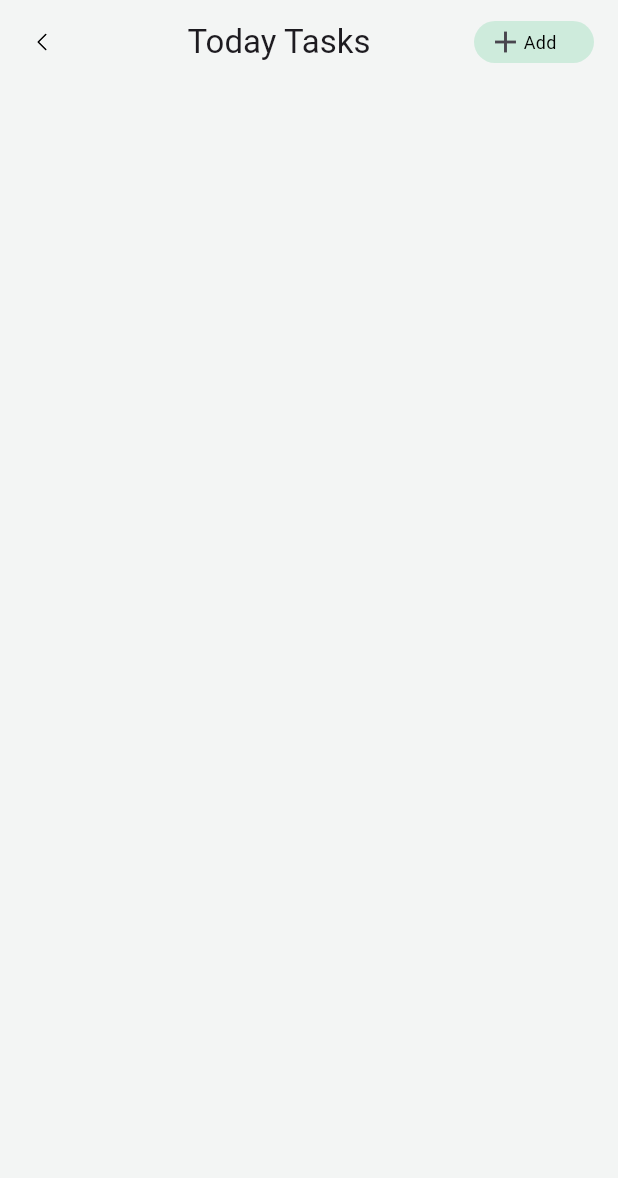
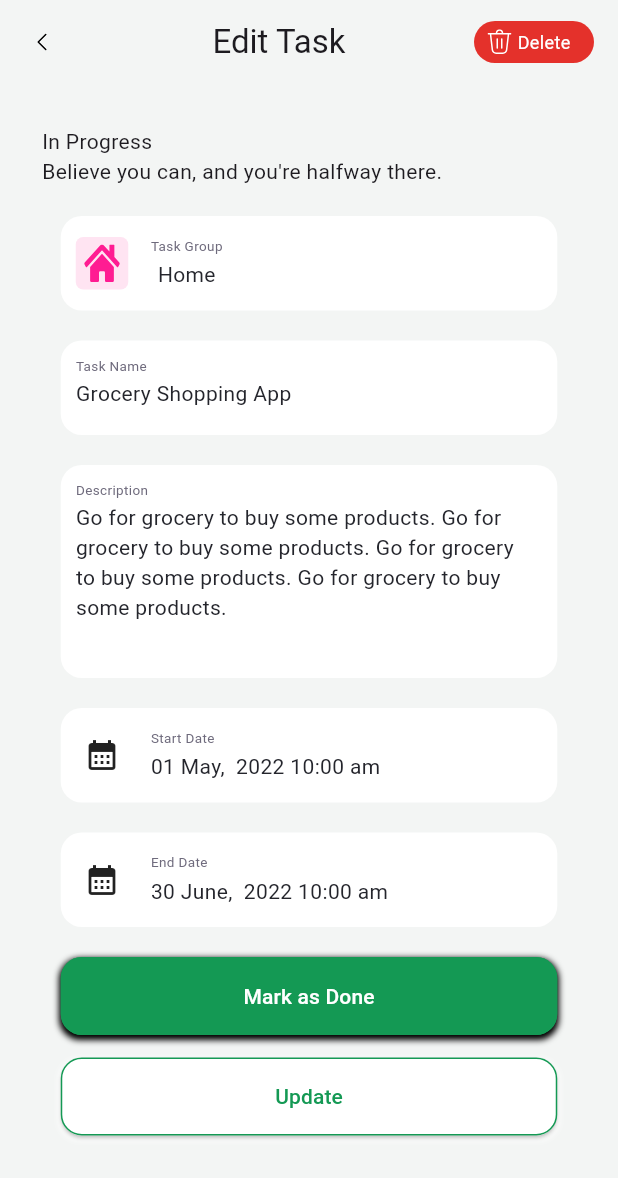
Before and after one commit to AhmedAyman951753/NTI_Tasks, a Flutter app: the EditTask screen opened directly, on a phone screen of 412 x 824 dp. Shown: the top 1178 px of the screen. Run offline on Flutter 3.47's test engine with Material 3 defaults, Android fonts, the phone set to English and light mode, and no system bars; our stand-ins replace flutter_svg.

Commit message:
new screen

```diff
--- a/lib/AppColors.dart
+++ b/lib/AppColors.dart
@@ -6,4 +6,5 @@ abstract class AppColors
   static const Color green = Color(0xff149954);
   static const Color pink = Color(0xffFF1C92);
   static const Color  backcolorIcon = Color(0xffFFE4F2);
+  static const Color red = Color(0XFFE4312B);
 }
--- a/lib/AppIcons.dart
+++ b/lib/AppIcons.dart
@@ -4,6 +4,8 @@ abstract class AppIcons
   static const String arrowBack = '${defaultPath}Vector.svg';
   static const String bag = '${defaultPath}bag.svg';
   static const String home = '${defaultPath}home.svg';
+  static const String home2 = '${defaultPath}home2.svg';
   static const String person = '${defaultPath}person.svg';
   static const String recycle = '${defaultPath}recycle.svg';
+  static const String calender = '${defaultPath}calender.svg';
 }
--- /dev/null
+++ b/lib/EditTask/DateContainer.dart
@@ -0,0 +1,44 @@
+import 'package:flutter/material.dart';
+
+class DateContainer extends StatelessWidget {
+  final String label;
+  final String date;
+  const DateContainer({super.key, required this.label, required this.date});
+
+  @override
+  Widget build(BuildContext context) {
+    return Container(
+      margin: EdgeInsets.only(left: 20, right: 20, bottom: 20),
+      padding: EdgeInsets.all(10),
+      width: 331,
+      height: 63,
+      decoration: BoxDecoration(
+        color: Colors.white,
+        borderRadius: BorderRadius.circular(14),
+      ),
+      child: Row(
+        children: [
+          Container(
+            padding: EdgeInsets.all(5),
+            width: 35,
+            height: 35,
+            decoration: BoxDecoration(
+                borderRadius: BorderRadius.circular(5)
+            ),
+            child:  Icon(Icons.calendar_month),
+          ),
+          SizedBox(width: 15),
+          Column(
+            crossAxisAlignment: CrossAxisAlignment.start,
+            children: [
+              SizedBox(height: 3),
+              Text(label, style: TextStyle(fontSize: 9, color: Color(0XFF6E6A7C))),
+              SizedBox(height: 3),
+              Text(date, style: TextStyle(fontSize: 14, color: Color(0XFF24252C)))
+            ],
+          )
+        ],
+      ),
+    );
+  }
+}
--- /dev/null
+++ b/lib/EditTask/DescriptionContainer.dart
@@ -0,0 +1,29 @@
+import 'package:flutter/material.dart';
+class DescriptionContainer extends StatelessWidget {
+  final double height;
+  final String label;
+  final String data;
+  const DescriptionContainer({super.key, required this.height, required this.label, required this.data});
+
+  @override
+  Widget build(BuildContext context) {
+    return Container(
+      margin: EdgeInsets.only(left: 20, right: 20, bottom: 20),
+      padding: EdgeInsets.all(10),
+      width: 331,
+      height: height,
+      decoration: BoxDecoration(
+        color: Colors.white,
+        borderRadius: BorderRadius.circular(14),
+      ),
+      child: Column(
+        crossAxisAlignment: CrossAxisAlignment.start,
+        children: [
+          Text(label, style: TextStyle(color: Color(0XFF6E6A7C), fontSize: 9)),
+          SizedBox(height: 2),
+          Text(data, style: TextStyle(fontSize: 14, color: Color(0XFF24252C)))
+        ],
+      ),
+    );
+  }
+}
--- /dev/null
+++ b/lib/EditTask/Edit_Task.dart
@@ -0,0 +1,98 @@
+import 'package:flutter/material.dart';
+import 'package:flutter_application/AppColors.dart';
+import 'package:flutter_application/AppIcons.dart';
+import 'package:flutter_svg/svg.dart';
+import '../HomeScreen/MyButtons.dart';
+import 'DateContainer.dart';
+import 'DescriptionContainer.dart';
+import 'MyElevatedButton.dart';
+class EditTask extends StatelessWidget {
+  const EditTask({super.key});
+
+  @override
+  Widget build(BuildContext context) {
+    return Scaffold(
+      backgroundColor: Color(0XFFF3F5F4),
+      appBar: AppBar(
+        backgroundColor: Color(0XFFF3F5F4),
+        leading: IconButton(onPressed: (){}, icon: SvgPicture.asset(AppIcons.arrowBack)),
+        title: Center(child: Text("Edit Task")),
+        actions: [
+          MyButtons(
+            margin: EdgeInsets.only(right: 16),
+            padding: EdgeInsets.symmetric(horizontal: 9),
+            width: 80.0,
+            height: 28.0,
+            radius: 14.0,
+            color: AppColors.red,
+            child: Row(
+              mainAxisAlignment: MainAxisAlignment.start,
+              children: [
+                SvgPicture.asset(AppIcons.recycle),
+                SizedBox(width: 4),
+                Text("Delete", style: TextStyle(color: Colors.white , fontSize: 12))
+              ],
+            ),
+          )
+        ],
+      ),
+      body: Padding(
+        padding: const EdgeInsets.all(8.0),
+        child: SingleChildScrollView(
+          child: Column(
+            children: [
+              Container(
+                margin: EdgeInsets.only(left: 20, top: 20),
+                child: Row(
+                  children: [
+                    Text("In Progress\nBelieve you can, and you're halfway there.")
+                  ],
+                ),
+              ),
+              Container(
+                margin: EdgeInsets.all(20),
+                padding: EdgeInsets.all(10),
+                width: 331,
+                height: 63,
+                decoration: BoxDecoration(
+                  color: Colors.white,
+                  borderRadius: BorderRadius.circular(14),
+                ),
+                child: Row(
+                  children: [
+                    Container(
+                      padding: EdgeInsets.all(5),
+                      width: 35,
+                      height: 35,
+                      decoration: BoxDecoration(
+                        color: Color(0XFFFFE4F2),
+                        borderRadius: BorderRadius.circular(5)
+                      ),
+                      child:  SvgPicture.asset(AppIcons.home2),
+                    ),
+                    SizedBox(width: 15),
+                    Column(
+                      children: [
+                        SizedBox(height: 3),
+                        Text("Task Group", style: TextStyle(fontSize: 9, color: Color(0XFF6E6A7C))),
+                        SizedBox(height: 3),
+                        Text("Home", style: TextStyle(fontSize: 14, color: Color(0XFF24252C)))
+                      ],
+                    )
+                  ],
+                ),
+              ),
+              DescriptionContainer(height: 63, label: "Task Name", data: "Grocery Shopping App"),
+              DescriptionContainer(height: 142, label: "Description", data: "Go for grocery to buy some products. Go for\ngrocery to buy some products. Go for grocery\nto buy some products. Go for grocery to buy\nsome products."),
+              DateContainer(label: "Start Date", date: "01 May,  2022 10:00 am"),
+              DateContainer(label: "End Date", date: "30 June,  2022 10:00 am"),
+              Elevbutton(label: "Mark as Done", buttonColor: AppColors.green, textColor: Colors.white, borderColor: AppColors.green, shadowColor: Colors.black,),
+              SizedBox(height: 15),
+              Elevbutton(label: "Update", buttonColor: Colors.white, textColor: AppColors.green, borderColor: AppColors.green, shadowColor: Colors.white,),
+            ],
+          ),
+        ),
+      ),
+    );
+  }
+}
--- /dev/null
+++ b/lib/EditTask/MyElevatedButton.dart
@@ -0,0 +1,27 @@
+import 'package:flutter/material.dart';
+
+class Elevbutton extends StatelessWidget {
+  final String label;
+  final Color buttonColor;
+  final Color textColor;
+  final Color borderColor;
+  final Color shadowColor;
+  const Elevbutton({super.key, required this.label, required this.borderColor, required this.buttonColor, required this.textColor, required this.shadowColor});
+
+  @override
+  Widget build(BuildContext context) {
+    return Container(
+      decoration: BoxDecoration(
+        borderRadius: BorderRadius.circular(14),
+        boxShadow: [BoxShadow(color: shadowColor, spreadRadius: 1, blurRadius: 3, offset: Offset(0, 2))]
+      ),
+      child: ElevatedButton(
+          style: ElevatedButton.styleFrom(fixedSize: const Size(331, 52),
+          backgroundColor: buttonColor,
+          side: BorderSide(color: borderColor),
+          shape: RoundedRectangleBorder(borderRadius: BorderRadius.circular(14)),),
+          onPressed: (){}, child: Text(label, style: TextStyle(color: textColor),)
+      ),
+    );
+  }
+}
--- a/lib/Edit_Task.dart
+++ /dev/null
@@ -1,35 +0,0 @@
-import 'package:flutter/material.dart';
-import 'package:flutter_svg/svg.dart';
-import 'MyButtons.dart';
-class EditTask extends StatelessWidget {
-  const EditTask({super.key});
-
-  @override
-  Widget build(BuildContext context) {
-    return Scaffold(
-      backgroundColor: Color(0XFFF3F5F4),
-      appBar: AppBar(
-        backgroundColor: Color(0XFFF3F5F4),
-        leading: IconButton(onPressed: (){}, icon: SvgPicture.asset('assets/icons/Vector.svg')),
-        title: Center(child: Text("Today Tasks")),
-        actions: [
-          MyButtons(
-            margin: EdgeInsets.only(right: 16),
-            padding: EdgeInsets.symmetric(horizontal: 9),
-            width: 80.0,
-            height: 28.0,
-            radius: 14.0,
-            color: Color(0XFFCEEBDC),
-            child: Row(
-              mainAxisAlignment: MainAxisAlignment.start,
-              children: [
-                Icon(Icons.add),
-                Text("Add", style: TextStyle(color: Colors.black , fontSize: 12))
-              ],
-            ),
-          )
-        ],
-      ),
-    );
-  }
-}
--- a/lib/Home_Screen.dart
+++ b/lib/HomeScreen/Home_Screen.dart
@@ -2,8 +2,8 @@ import 'package:flutter/material.dart';
 import 'package:flutter_svg/flutter_svg.dart';
 import 'MyButtons.dart';
 import 'MyContainers.dart';
-import 'AppIcons.dart';
-import 'AppColors.dart';
+import '../AppIcons.dart';
+import '../AppColors.dart';
 class HomeScreen extends StatelessWidget
 {
   const HomeScreen({super.key});
--- a/lib/MyContainers.dart
+++ b/lib/HomeScreen/MyContainers.dart
@@ -33,7 +33,7 @@ class MyContainers extends StatelessWidget {
                   title,
                   style:const TextStyle(
                     fontSize: 12,
-                    fontWeight: FontWeight.w400,
+                    fontWeight: FontWeight.bold,
                   ),
                 ),
               ),
--- a/lib/main.dart
+++ b/lib/main.dart
@@ -1,6 +1,7 @@
 import 'package:flutter/material.dart';
 import 'package:flutter_application/Task1.dart';
-import 'package:flutter_application/Home_Screen.dart';
+import 'package:flutter_application/HomeScreen/Home_Screen.dart';
+import 'package:flutter_application/EditTask/Edit_Task.dart';
 void main() {
   runApp(const MyApp());
 }
@@ -18,7 +19,7 @@ class MyApp extends StatelessWidget {
         colorScheme: ColorScheme.fromSeed(seedColor: Colors.deepPurple),
         useMaterial3: true,
       ),
-      home: HomeScreen(),
+      home: EditTask(),
     );
 
   }
```
Also changed, not shown: assets/icons/calendar.svg (added), assets/icons/home2.svg (added), lib/HomeScreen/MyButtons.dart (renamed from lib/MyButtons.dart), lib/HomeScreen/MyIcon.dart (renamed from lib/MyIcon.dart).
